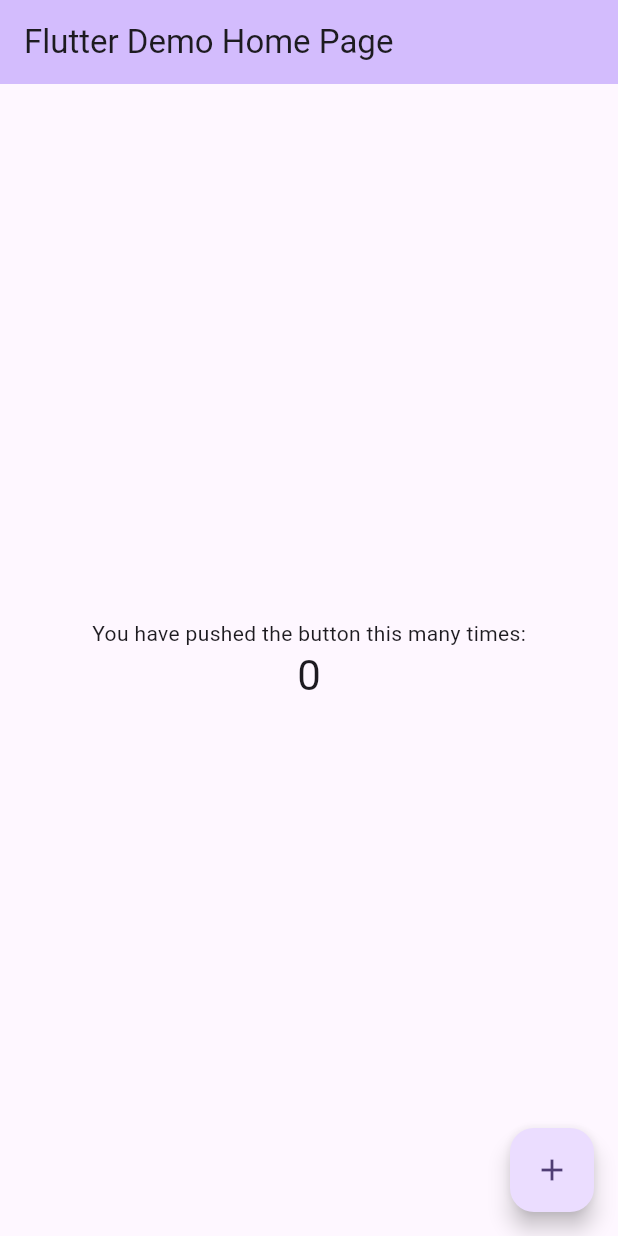
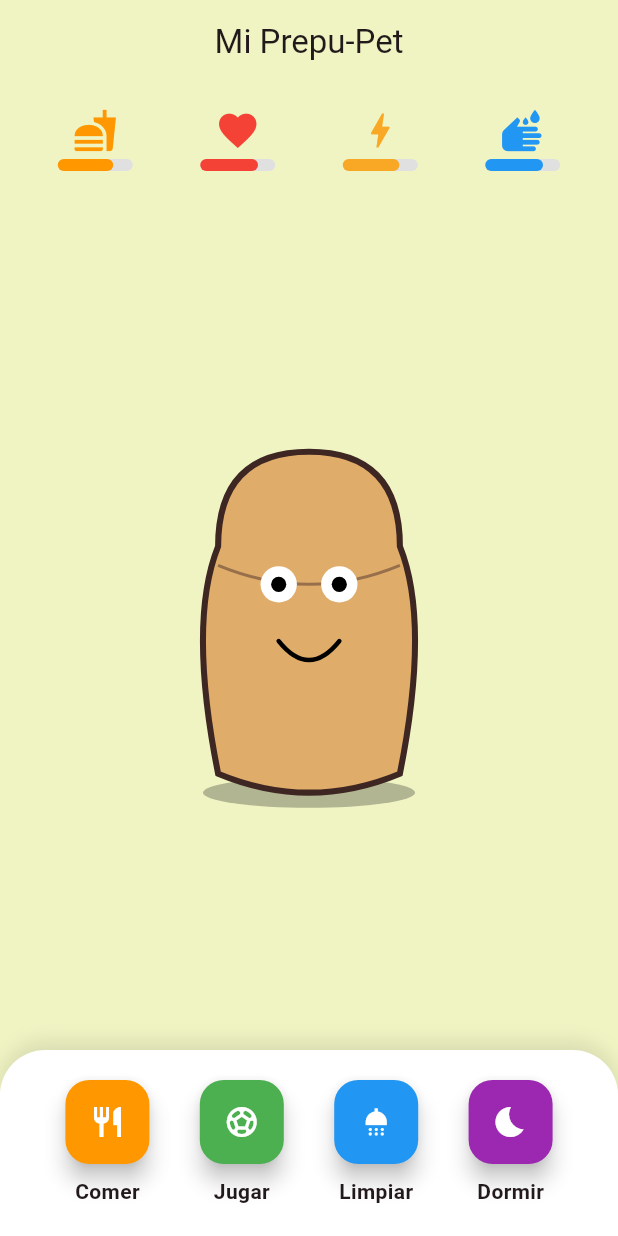
Before and after one commit to could-ai/019aed0a-97d9-7deb-aa6a-921a4422f209, a Flutter app: the screen it shows after launch, on a phone screen of 412 x 824 dp. Run offline on Flutter 3.47's test engine with Material 3 defaults, Android fonts, the phone set to English and light mode, and no system bars; Roboto replaces fonts that are missing (Comic Sans MS).

Commit message:
Setup main entry point with GameScreen as the home.; Create Pet model to manage stats like hunger, energy, happiness, and hygiene.; Create CharacterPainter to draw the custom 'prepucio' character with reactive expressions (sleeping, dirty, happy/sad).; Create GameScreen with game loop, stats display, interaction buttons, and character animation.

```diff
--- a/usr/lib/main.dart
+++ b/usr/lib/main.dart
@@ -1,4 +1,5 @@
 import 'package:flutter/material.dart';
+import 'package:couldai_user_app/screens/game_screen.dart';
 
 void main() {
   runApp(const MyApp());
@@ -7,117 +8,20 @@ void main() {
 class MyApp extends StatelessWidget {
   const MyApp({super.key});
 
-  // This widget is the root of your application.
   @override
   Widget build(BuildContext context) {
     return MaterialApp(
-      title: 'Flutter Demo',
+      title: 'Virtual Pet',
       debugShowCheckedModeBanner: false,
       theme: ThemeData(
-        // This is the theme of your application.
-        //
-        // TRY THIS: Try running your application with "flutter run". You'll see
-        // the application has a purple toolbar. Then, without quitting the app,
-        // try changing the seedColor in the colorScheme below to Colors.green
-        // and then invoke "hot reload" (save your changes or press the "hot
-        // reload" button in a Flutter-supported IDE, or press "r" if you used
-        // the command line to start the app).
-        //
-        // Notice that the counter didn't reset back to zero; the application
-        // state is not lost during the reload. To reset the state, use hot
-        // restart instead.
-        //
-        // This works for code too, not just values: Most code changes can be
-        // tested with just a hot reload.
-        colorScheme: ColorScheme.fromSeed(seedColor: Colors.deepPurple),
+        colorScheme: ColorScheme.fromSeed(seedColor: Colors.pinkAccent),
+        useMaterial3: true,
+        fontFamily: 'Comic Sans MS', // Trying for a playful font if available, otherwise default
       ),
       initialRoute: '/',
       routes: {
-        '/': (context) => const MyHomePage(title: 'Flutter Demo Home Page'),
+        '/': (context) => const GameScreen(),
       },
     );
   }
 }
-
-class MyHomePage extends StatefulWidget {
-  const MyHomePage({super.key, required this.title});
-
-  // This widget is the home page of your application. It is stateful, meaning
-  // that it has a State object (defined below) that contains fields that affect
-  // how it looks.
-
-  // This class is the configuration for the state. It holds the values (in this
-  // case the title) provided by the parent (in this case the App widget) and
-  // used by the build method of the State. Fields in a Widget subclass are
-  // always marked "final".
-
-  final String title;
-
-  @override
-  State<MyHomePage> createState() => _MyHomePageState();
-}
-
-class _MyHomePageState extends State<MyHomePage> {
-  int _counter = 0;
-
-  void _incrementCounter() {
-    setState(() {
-      // This call to setState tells the Flutter framework that something has
-      // changed in this State, which causes it to rerun the build method below
-      // so that the display can reflect the updated values. If we changed
-      // _counter without calling setState(), then the build method would not be
-      // called again, and so nothing would appear to happen.
-      _counter++;
-    });
-  }
-
-  @override
-  Widget build(BuildContext context) {
-    // This method is rerun every time setState is called, for instance as done
-    // by the _incrementCounter method above.
-    //
-    // The Flutter framework has been optimized to make rerunning build methods
-    // fast, so that you can just rebuild anything that needs updating rather
-    // than having to individually change instances of widgets.
-    return Scaffold(
-      appBar: AppBar(
-        // TRY THIS: Try changing the color here to a specific color (to
-        // Colors.amber, perhaps?) and trigger a hot reload to see the AppBar
-        // change color while the other colors stay the same.
-        backgroundColor: Theme.of(context).colorScheme.inversePrimary,
-        // Here we take the value from the MyHomePage object that was created by
-        // the App.build method, and use it to set our appbar title.
-        title: Text(widget.title),
-      ),
-      body: Center(
-        // Center is a layout widget. It takes a single child and positions it
-        // in the middle of the parent.
-        child: Column(
-          // Column is also a layout widget. It takes a list of children and
-          // arranges them vertically. By default, it sizes itself to fit its
-          // children horizontally, and tries to be as tall as its parent.
-          //
-          // Column has various properties to control how it sizes itself and
-          // how it positions its children. Here we use mainAxisAlignment to
-          // center the children vertically; the main axis here is the vertical
-          // axis because Columns are vertical (the cross axis would be
-          // horizontal).
-          //
-          // TRY THIS: Invoke "debug painting" (choose the "Toggle Debug Paint"
-          // action in the IDE, or press "p" in the console), to see the
-          // wireframe for each widget.
-          mainAxisAlignment: MainAxisAlignment.center,
-          children: <Widget>[
-            const Text('You have pushed the button this many times:'),
-            Text('$_counter', style: Theme.of(context).textTheme.headlineMedium),
-          ],
-        ),
-      ),
-      floatingActionButton: FloatingActionButton(
-        onPressed: _incrementCounter,
-        tooltip: 'Increment',
-        child: const Icon(Icons.add),
-      ), // This trailing comma makes auto-formatting nicer for build methods.
-    );
-  }
-}
--- /dev/null
+++ b/usr/lib/models/pet.dart
@@ -0,0 +1,64 @@
+class Pet {
+  double hunger; // 0 to 100 (100 is full)
+  double energy; // 0 to 100 (100 is fully rested)
+  double happiness; // 0 to 100 (100 is happy)
+  double hygiene; // 0 to 100 (100 is clean)
+  bool isSleeping;
+
+  Pet({
+    this.hunger = 80,
+    this.energy = 80,
+    this.happiness = 80,
+    this.hygiene = 80,
+    this.isSleeping = false,
+  });
+
+  void decay() {
+    if (isSleeping) {
+      energy = (energy + 5).clamp(0, 100);
+      hunger = (hunger - 0.5).clamp(0, 100); // Gets hungry slower while sleeping
+      hygiene = (hygiene - 0.5).clamp(0, 100);
+    } else {
+      hunger = (hunger - 2).clamp(0, 100);
+      energy = (energy - 1.5).clamp(0, 100);
+      happiness = (happiness - 1).clamp(0, 100);
+      hygiene = (hygiene - 1).clamp(0, 100);
+    }
+  }
+
+  void feed() {
+    hunger = (hunger + 20).clamp(0, 100);
+    energy = (energy + 5).clamp(0, 100);
+    if (isSleeping) wakeUp();
+  }
+
+  void play() {
+    if (energy > 10) {
+      happiness = (happiness + 20).clamp(0, 100);
+      energy = (energy - 15).clamp(0, 100);
+      hunger = (hunger - 5).clamp(0, 100);
+      if (isSleeping) wakeUp();
+    }
+  }
+
+  void clean() {
+    hygiene = 100;
+    happiness = (happiness + 10).clamp(0, 100);
+    if (isSleeping) wakeUp();
+  }
+
+  void sleep() {
+    isSleeping = true;
+  }
+
+  void wakeUp() {
+    isSleeping = false;
+  }
+
+  // Getters for status
+  bool get isHungry => hunger < 30;
+  bool get isTired => energy < 30;
+  bool get isSad => happiness < 30;
+  bool get isDirty => hygiene < 30;
+  bool get isDead => hunger == 0 && energy == 0; // Extreme state
+}
--- /dev/null
+++ b/usr/lib/screens/game_screen.dart
@@ -0,0 +1,236 @@
+import 'dart:async';
+import 'package:flutter/material.dart';
+import 'package:couldai_user_app/models/pet.dart';
+import 'package:couldai_user_app/widgets/character_painter.dart';
+
+class GameScreen extends StatefulWidget {
+  const GameScreen({super.key});
+
+  @override
+  State<GameScreen> createState() => _GameScreenState();
+}
+
+class _GameScreenState extends State<GameScreen> with TickerProviderStateMixin {
+  late Pet _pet;
+  Timer? _gameLoop;
+  late AnimationController _bounceController;
+
+  @override
+  void initState() {
+    super.initState();
+    _pet = Pet();
+    _startGameLoop();
+
+    _bounceController = AnimationController(
+      vsync: this,
+      duration: const Duration(milliseconds: 1000),
+      lowerBound: 0.0,
+      upperBound: 0.05,
+    )..repeat(reverse: true);
+  }
+
+  @override
+  void dispose() {
+    _gameLoop?.cancel();
+    _bounceController.dispose();
+    super.dispose();
+  }
+
+  void _startGameLoop() {
+    _gameLoop = Timer.periodic(const Duration(seconds: 2), (timer) {
+      setState(() {
+        _pet.decay();
+      });
+    });
+  }
+
+  void _feed() {
+    setState(() {
+      _pet.feed();
+      _animateAction();
+    });
+    _showFeedback("Ñam ñam!", Colors.green);
+  }
+
+  void _play() {
+    if (_pet.energy > 10) {
+      setState(() {
+        _pet.play();
+        _animateAction();
+      });
+      _showFeedback("¡Juguemos!", Colors.orange);
+    } else {
+      _showFeedback("Estoy muy cansado...", Colors.red);
+    }
+  }
+
+  void _clean() {
+    setState(() {
+      _pet.clean();
+      _animateAction();
+    });
+    _showFeedback("¡Limpio!", Colors.blue);
+  }
+
+  void _sleep() {
+    setState(() {
+      if (_pet.isSleeping) {
+        _pet.wakeUp();
+        _showFeedback("¡Despierto!", Colors.yellow[800]!);
+      } else {
+        _pet.sleep();
+        _showFeedback("Zzz...", Colors.purple);
+      }
+    });
+  }
+
+  void _animateAction() {
+    // Simple jump effect
+    _bounceController.forward(from: 0.0).then((_) => _bounceController.repeat(reverse: true));
+  }
+
+  void _showFeedback(String message, Color color) {
+    ScaffoldMessenger.of(context).clearSnackBars();
+    ScaffoldMessenger.of(context).showSnackBar(
+      SnackBar(
+        content: Text(message, style: const TextStyle(fontSize: 20, fontWeight: FontWeight.bold)),
+        backgroundColor: color,
+        duration: const Duration(milliseconds: 800),
+        behavior: SnackBarBehavior.floating,
+        margin: EdgeInsets.only(bottom: MediaQuery.of(context).size.height - 150, left: 20, right: 20),
+      ),
+    );
+  }
+
+  @override
+  Widget build(BuildContext context) {
+    return Scaffold(
+      backgroundColor: const Color(0xFFF0F4C3), // Light yellowish background
+      appBar: AppBar(
+        title: const Text("Mi Prepu-Pet"),
+        backgroundColor: Colors.transparent,
+        elevation: 0,
+        centerTitle: true,
+      ),
+      body: Column(
+        children: [
+          // Stats Bar
+          Padding(
+            padding: const EdgeInsets.all(16.0),
+            child: Row(
+              mainAxisAlignment: MainAxisAlignment.spaceAround,
+              children: [
+                _buildStatIcon(Icons.fastfood, _pet.hunger, Colors.orange),
+                _buildStatIcon(Icons.favorite, _pet.happiness, Colors.red),
+                _buildStatIcon(Icons.bolt, _pet.energy, Colors.yellow[800]!),
+                _buildStatIcon(Icons.wash, _pet.hygiene, Colors.blue),
+              ],
+            ),
+          ),
+
+          const Spacer(),
+
+          // Character Area
+          Center(
+            child: AnimatedBuilder(
+              animation: _bounceController,
+              builder: (context, child) {
+                return Transform.scale(
+                  scale: 1.0 + (_pet.isSleeping ? 0 : _bounceController.value),
+                  child: Transform.translate(
+                    offset: Offset(0, _pet.isSleeping ? 0 : -20 * _bounceController.value),
+                    child: child,
+                  ),
+                );
+              },
+              child: CustomPaint(
+                size: const Size(200, 250),
+                painter: CharacterPainter(
+                  happiness: _pet.happiness,
+                  energy: _pet.energy,
+                  isSleeping: _pet.isSleeping,
+                  isDirty: _pet.isDirty,
+                ),
+              ),
+            ),
+          ),
+
+          const Spacer(),
+
+          // Controls
+          Container(
+            padding: const EdgeInsets.symmetric(vertical: 20, horizontal: 10),
+            decoration: BoxDecoration(
+              color: Colors.white,
+              borderRadius: const BorderRadius.vertical(top: Radius.circular(30)),
+              boxShadow: [
+                BoxShadow(
+                  color: Colors.black.withOpacity(0.1),
+                  blurRadius: 10,
+                  offset: const Offset(0, -5),
+                ),
+              ],
+            ),
+            child: Row(
+              mainAxisAlignment: MainAxisAlignment.spaceEvenly,
+              children: [
+                _buildActionButton(Icons.restaurant, "Comer", _feed, Colors.orange),
+                _buildActionButton(Icons.sports_soccer, "Jugar", _play, Colors.green),
+                _buildActionButton(Icons.shower, "Limpiar", _clean, Colors.blue),
+                _buildActionButton(
+                  _pet.isSleeping ? Icons.wb_sunny : Icons.bedtime,
+                  _pet.isSleeping ? "Despertar" : "Dormir",
+                  _sleep,
+                  Colors.purple
+                ),
+              ],
+            ),
+          ),
+        ],
+      ),
+    );
+  }
+
+  Widget _buildStatIcon(IconData icon, double value, Color color) {
+    return Column(
+      children: [
+        Icon(icon, color: color, size: 30),
+        const SizedBox(height: 4),
+        Container(
+          width: 50,
+          height: 8,
+          decoration: BoxDecoration(
+            color: Colors.grey[300],
+            borderRadius: BorderRadius.circular(4),
+          ),
+          child: FractionallySizedBox(
+            alignment: Alignment.centerLeft,
+            widthFactor: value / 100,
+            child: Container(
+              decoration: BoxDecoration(
+                color: color,
+                borderRadius: BorderRadius.circular(4),
+              ),
+            ),
+          ),
+        ),
+      ],
+    );
+  }
+
+  Widget _buildActionButton(IconData icon, String label, VoidCallback onPressed, Color color) {
+    return Column(
+      mainAxisSize: MainAxisSize.min,
+      children: [
+        FloatingActionButton(
+          onPressed: onPressed,
+          backgroundColor: color,
+          heroTag: label,
+          child: Icon(icon, color: Colors.white),
+        ),
+        const SizedBox(height: 8),
+        Text(label, style: const TextStyle(fontWeight: FontWeight.bold)),
+      ],
+    );
+  }
+}
```
Also changed, not shown: usr/lib/widgets/character_painter.dart (added, +133 -0 lines).
